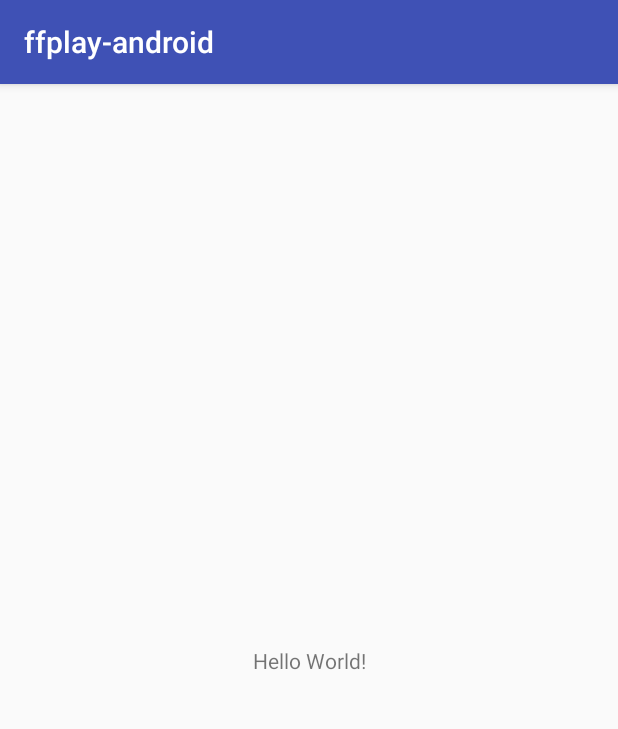
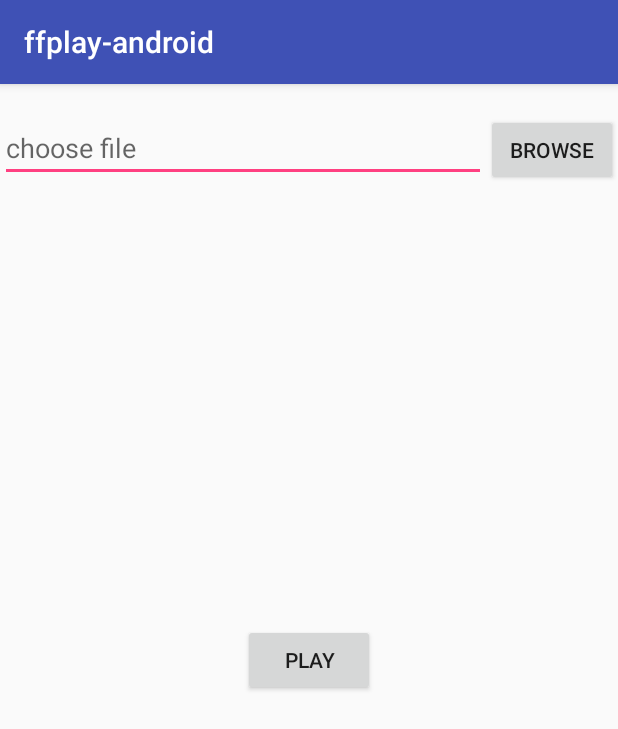
Before and after one commit to shixueqiang/ffplay-android, an Android app: the screen it shows after launch (MainActivity), on a phone screen of 412 x 824 dp. Shown: the top 729 px of the screen. Run offline under Robolectric (Android 15) with nearby library versions, the phone set to English and light mode, and no system bars.

Commit message:
choose file

```diff
--- a/app/build.gradle
+++ b/app/build.gradle
@@ -8,7 +8,7 @@ android {
     compileSdkVersion 26
     defaultConfig {
         applicationId "com.shixq.ffplay"
-        minSdkVersion 16
+        minSdkVersion 21
         targetSdkVersion 26
         versionCode 1
         versionName "1.0"
--- a/app/src/main/AndroidManifest.xml
+++ b/app/src/main/AndroidManifest.xml
@@ -1,7 +1,8 @@
 <?xml version="1.0" encoding="utf-8"?>
 <manifest xmlns:android="http://schemas.android.com/apk/res/android"
     package="com.shixq.ffplay">
-
+    <uses-permission android:name="android.permission.WRITE_EXTERNAL_STORAGE" />
+    <uses-permission android:name="android.permission.READ_EXTERNAL_STORAGE" />
     <application
         android:allowBackup="true"
         android:icon="@mipmap/ic_launcher"
@@ -16,6 +17,7 @@
                 <category android:name="android.intent.category.LAUNCHER" />
             </intent-filter>
         </activity>
+        <activity android:name=".sdl.SDLActivity" />
     </application>
 
 </manifest>
--- a/app/src/main/res/layout/activity_main.xml
+++ b/app/src/main/res/layout/activity_main.xml
@@ -1,19 +1,34 @@
 <?xml version="1.0" encoding="utf-8"?>
-<android.support.constraint.ConstraintLayout xmlns:android="http://schemas.android.com/apk/res/android"
+<RelativeLayout xmlns:android="http://schemas.android.com/apk/res/android"
     xmlns:app="http://schemas.android.com/apk/res-auto"
     xmlns:tools="http://schemas.android.com/tools"
     android:layout_width="match_parent"
     android:layout_height="match_parent"
     tools:context="com.shixq.ffplay.MainActivity">
 
-    <TextView
-        android:id="@+id/sample_text"
+    <LinearLayout
+        android:layout_width="match_parent"
+        android:layout_height="wrap_content"
+        android:layout_marginTop="20dp">
+
+        <EditText
+            android:id="@+id/sample_text"
+            android:layout_width="wrap_content"
+            android:layout_height="wrap_content"
+            android:layout_weight="1"
+            android:hint="choose file" />
+
+        <Button
+            android:id="@+id/choose_file"
+            android:layout_width="wrap_content"
+            android:layout_height="wrap_content"
+            android:text="browse" />
+    </LinearLayout>
+
+    <Button
+        android:id="@+id/to_paly"
         android:layout_width="wrap_content"
         android:layout_height="wrap_content"
-        android:text="Hello World!"
-        app:layout_constraintBottom_toBottomOf="parent"
-        app:layout_constraintLeft_toLeftOf="parent"
-        app:layout_constraintRight_toRightOf="parent"
-        app:layout_constraintTop_toTopOf="parent" />
-
-</android.support.constraint.ConstraintLayout>
+        android:text="play"
+        android:layout_centerInParent="true"/>
+</RelativeLayout>
```
Also changed, not shown: app/src/main/java/com/shixq/ffplay/FileUtils.kt (added, +133 -0 lines), app/src/main/java/com/shixq/ffplay/MainActivity.kt (+87 -12 lines), app/src/main/java/com/shixq/ffplay/sdl/SDLActivity.java (+91 -50 lines), 3 other files.
